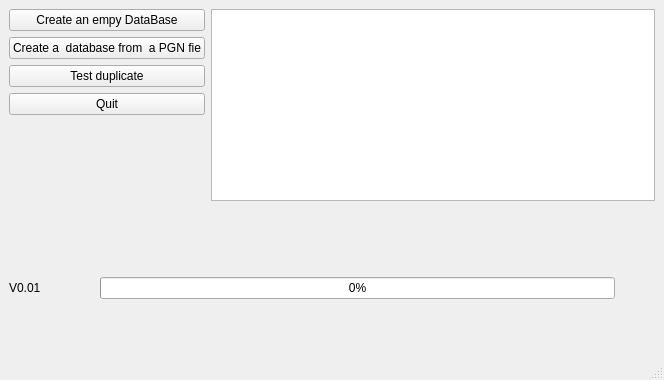
Before: the Qt Designer form examples/mainwindow.ui in gillesmaire/mychessbaselib, drawn with Qt 5.
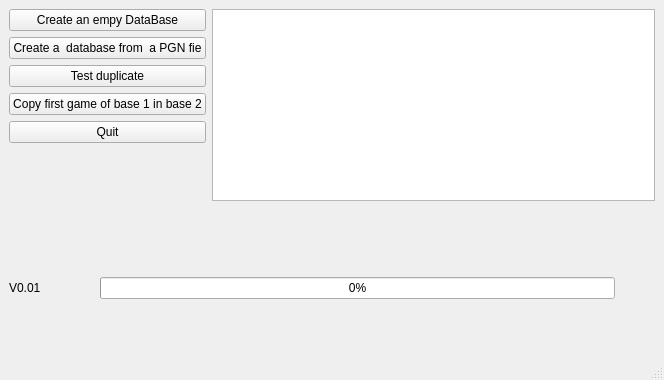
After: the same form once the commit is applied.

Commit message: Test copy game from game1 to game2

```diff
--- a/examples/mainwindow.ui
+++ b/examples/mainwindow.ui
@@ -42,6 +42,13 @@
             </property>
            </widget>
           </item>
+          <item>
+           <widget class="QPushButton" name="pushButtonCopyGame1Base1toBase2">
+            <property name="text">
+             <string>Copy first game of base 1 in base 2</string>
+            </property>
+           </widget>
+          </item>
           <item>
            <widget class="QPushButton" name="pushButtonQuit">
             <property name="text">
```
Left out of the diff: 14 changed lines with no effect on the pictures. The commit also changes 5 other files.
